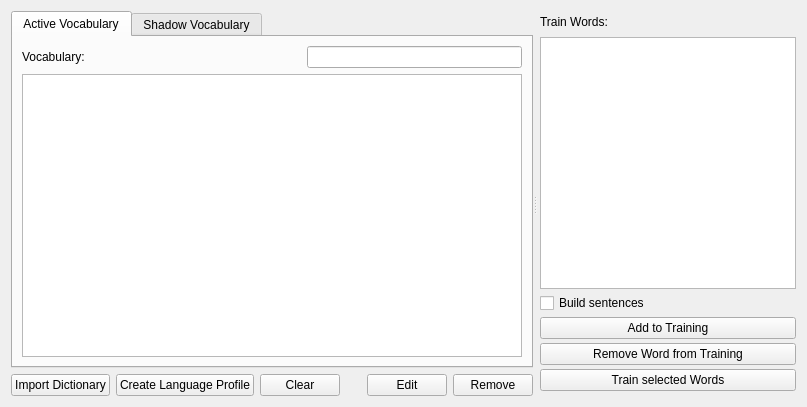
This is simon/src/simonmodelmanagementui/vocabulary.ui in KDE/simon as Qt 5 draws it before an edit. The edited form follows.
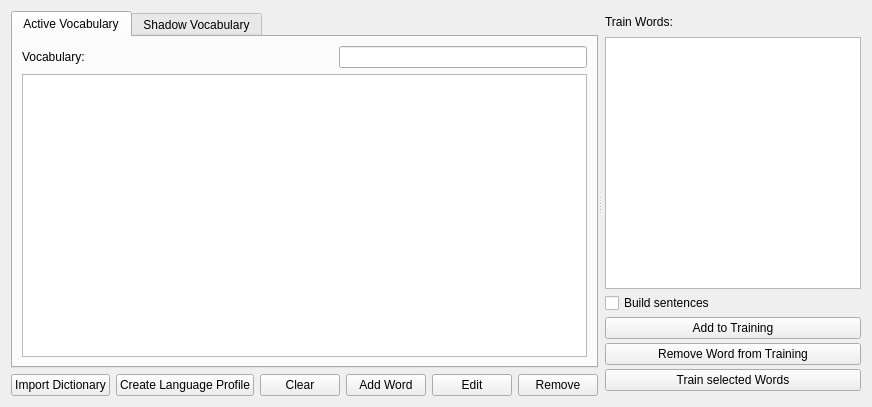
This is the edited form. Custom widgets are drawn as their Qt base class.

Commit message: Move add word to the vocabulary view.

The edit to the form file:
```diff
--- a/simon/src/simonmodelmanagementui/vocabulary.ui
+++ b/simon/src/simonmodelmanagementui/vocabulary.ui
@@ -178,6 +178,13 @@
            </property>
           </spacer>
          </item>
+         <item>
+          <widget class="KPushButton" name="pbAddWord">
+           <property name="text">
+            <string>Add Word</string>
+           </property>
+          </widget>
+         </item>
          <item>
           <widget class="KPushButton" name="pbEditWord">
            <property name="text">
```
The commit also changes 5 other files.
